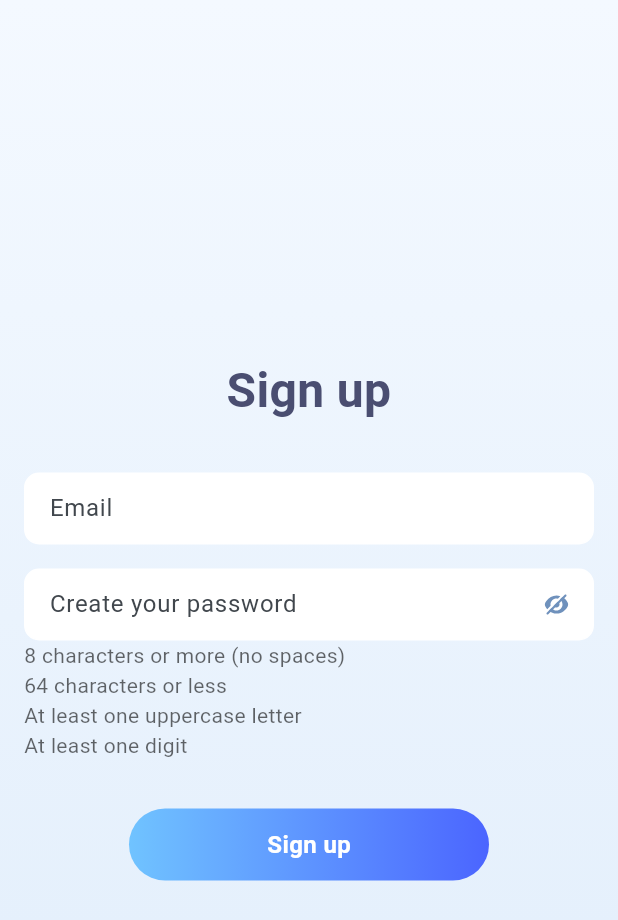
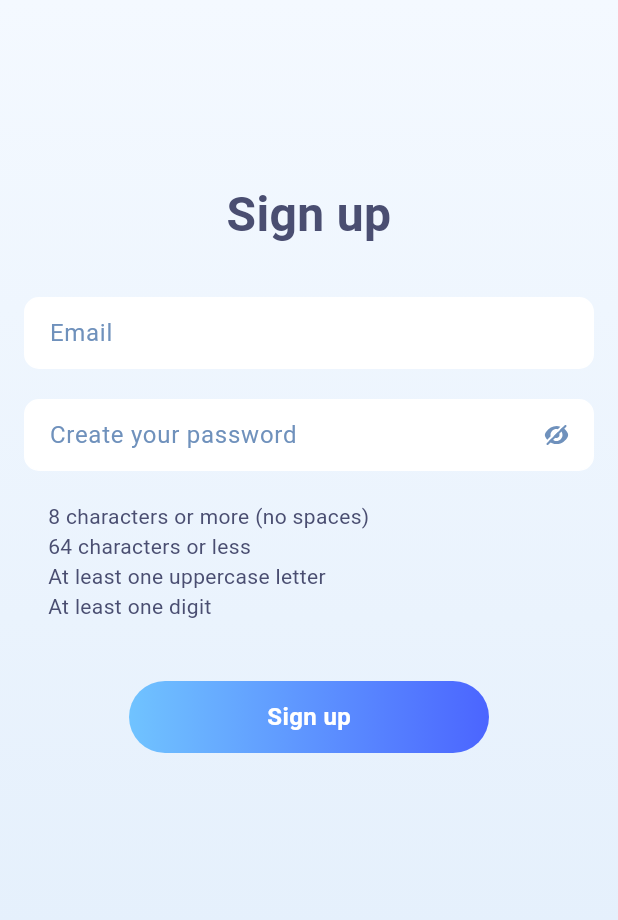
Before and after one commit to ArtemKleinschmidt/test_task_clario, a Flutter app: the screen it shows after launch, on a phone screen of 412 x 824 dp. Shown: the top 920 px of the screen. Run offline on Flutter 3.47's test engine with Material 3 defaults, Android fonts, the phone set to English and light mode, and no system bars; our stand-ins replace bloc, flutter_bloc, flutter_svg, get_it, injectable; generated files the repository leaves out were written again.

Commit message:
Extract text styles

```diff
--- a/lib/common/presentation/ui/colors.dart
+++ b/lib/common/presentation/ui/colors.dart
@@ -4,6 +4,7 @@ final class AppColors {
   AppColors._();
 
   static const green = Color(0xFF27B274);
+  static const green70 = Color(0xB227B274);
   static const white = Color(0xFFFFFFFF);
   static const transparent = Color(0x00000000);
   static const darkViolet = Color(0xFF4A4E71);
--- /dev/null
+++ b/lib/common/presentation/ui/text_styles.dart
@@ -0,0 +1,51 @@
+import 'package:flutter/material.dart';
+
+import 'colors.dart';
+
+final class AppTextStyles {
+  AppTextStyles._();
+
+  static const inputError = TextStyle(
+    color: AppColors.red,
+    fontSize: 16,
+  );
+
+  static const inputSuccess = TextStyle(
+    color: AppColors.green,
+    fontSize: 16,
+  );
+
+  static const inputDefault = TextStyle(
+    color: AppColors.darkViolet,
+    fontSize: 16,
+  );
+
+  static const hintStyle = TextStyle(
+    color: AppColors.blueGrey,
+    fontSize: 16,
+  );
+
+  static const title = TextStyle(
+    fontSize: 32,
+    fontWeight: FontWeight.bold,
+    color: AppColors.darkViolet,
+  );
+
+  static const smallTextDefault = TextStyle(
+    fontSize: 14,
+    color: AppColors.darkViolet,
+  );
+
+  static const smallTextError = TextStyle(
+    fontSize: 14,
+    color: AppColors.red,
+  );
+
+  static const smallTextSuccess = TextStyle(
+    fontSize: 14,
+    color: AppColors.green70,
+  );
+
+  static const buttonText = TextStyle(
+      color: AppColors.white, fontSize: 16, fontWeight: FontWeight.bold);
+}
--- a/lib/common/presentation/ui/widgets/app_button.dart
+++ b/lib/common/presentation/ui/widgets/app_button.dart
@@ -1,4 +1,5 @@
 import 'package:flutter/material.dart';
+import 'package:test_task_clario/common/presentation/ui/text_styles.dart';
 
 import '../colors.dart';
 
@@ -28,11 +29,7 @@ class AppButton extends StatelessWidget {
           ),
           borderRadius: BorderRadius.circular(30.0),
         ),
-        child: Text(text,
-            style: const TextStyle(
-                color: AppColors.white,
-                fontSize: 16,
-                fontWeight: FontWeight.bold)),
+        child: Text(text, style: AppTextStyles.buttonText),
       ),
     );
   }
--- a/lib/common/presentation/ui/widgets/app_input_field.dart
+++ b/lib/common/presentation/ui/widgets/app_input_field.dart
@@ -3,6 +3,7 @@ import 'package:flutter_svg/svg.dart';
 import 'package:test_task_clario/common/presentation/assets/drawable.dart';
 
 import '../colors.dart';
+import '../text_styles.dart';
 
 class AppInputField extends StatefulWidget {
   const AppInputField(
@@ -63,8 +64,14 @@ class _AppInputFieldState extends State<AppInputField> {
           Align(
             alignment: Alignment.centerLeft,
             child: TextField(
+              style: widget.isError
+                  ? AppTextStyles.inputError
+                  : widget.isSuccess
+                      ? AppTextStyles.inputSuccess
+                      : AppTextStyles.inputDefault,
               decoration: InputDecoration.collapsed(
                 hintText: widget.hintText,
+                hintStyle: AppTextStyles.hintStyle,
               ),
               controller: widget.textEditingController,
               focusNode: _focusNode,
--- a/lib/features/sign_up/domain/credentials_validator.dart
+++ b/lib/features/sign_up/domain/credentials_validator.dart
@@ -43,6 +43,10 @@ class Validator {
       validationResults.add(PasswordValidationResult.noDigit);
     }
 
+    if (password.contains(RegExp(r'\s'))) {
+      validationResults.add(PasswordValidationResult.spaces);
+    }
+
     if (validationResults.isEmpty) {
       return [PasswordValidationResult.valid];
     } else {
--- a/lib/features/sign_up/domain/password_validation_result.dart
+++ b/lib/features/sign_up/domain/password_validation_result.dart
@@ -5,6 +5,7 @@ enum PasswordValidationResult {
   tooLong,
   noUppercase,
   noDigit,
+  spaces,
 }
 
 extension PasswordValidationResultExtensions on List<PasswordValidationResult> {
@@ -18,5 +19,7 @@ extension PasswordValidationResultExtensions on List<PasswordValidationResult> {
 
   bool get noDigit => contains(PasswordValidationResult.noDigit);
 
+  bool get spaces => contains(PasswordValidationResult.spaces);
+
   bool get empty => contains(PasswordValidationResult.empty);
 }
--- a/lib/features/sign_up/presentation/ui/sign_up_password_validation_messages.dart
+++ b/lib/features/sign_up/presentation/ui/sign_up_password_validation_messages.dart
@@ -7,7 +7,7 @@ class _PasswordValidationMessages extends StatelessWidget {
 
   @override
   Widget build(BuildContext context) {
-    bool tooShortPassword = false;
+    bool tooShortOrSpacesPassword = false;
     bool tooLongPassword = false;
     bool noUppercasePassword = false;
     bool noDigitPassword = false;
@@ -16,8 +16,9 @@ class _PasswordValidationMessages extends StatelessWidget {
 
     if (state is SignUpErrorState) {
       if (state.passwordValidationResults.tooShort ||
+          state.passwordValidationResults.spaces ||
           state.passwordValidationResults.empty) {
-        tooShortPassword = true;
+        tooShortOrSpacesPassword = true;
       }
       if (state.passwordValidationResults.tooLong ||
           state.passwordValidationResults.empty) {
@@ -33,36 +34,32 @@ class _PasswordValidationMessages extends StatelessWidget {
       }
     }
 
-    final nonErrorColor = state is SignUpInitial
-        ? Colors.black.withOpacity(0.6)
-        : AppColors.green;
+    final nonErrorStyle = state is SignUpInitial
+        ? AppTextStyles.smallTextDefault
+        : AppTextStyles.smallTextSuccess;
 
     return SizedBox(
       width: double.infinity,
       child: Column(crossAxisAlignment: CrossAxisAlignment.start, children: [
         Text(
           context.l10n.eightCharactersOrMore,
-          style: TextStyle(
-            color: tooShortPassword ? Colors.red : nonErrorColor,
-          ),
+          style: tooShortOrSpacesPassword
+              ? AppTextStyles.smallTextError
+              : nonErrorStyle,
         ),
         Text(
           context.l10n.sixtyFourCharactersOrLess,
-          style: TextStyle(
-            color: tooLongPassword ? Colors.red : nonErrorColor,
-          ),
+          style: tooLongPassword ? AppTextStyles.smallTextError : nonErrorStyle,
         ),
         Text(
           context.l10n.atLeastOneUpperCaseLetter,
-          style: TextStyle(
-            color: noUppercasePassword ? Colors.red : nonErrorColor,
-          ),
+          style: noUppercasePassword
+              ? AppTextStyles.smallTextError
+              : nonErrorStyle,
         ),
         Text(
           context.l10n.atLeastOneDigit,
-          style: TextStyle(
-            color: noDigitPassword ? Colors.red : nonErrorColor,
-          ),
+          style: noDigitPassword ? AppTextStyles.smallTextError : nonErrorStyle,
         ),
       ]),
     );
--- a/lib/features/sign_up/presentation/ui/sign_up_screen.dart
+++ b/lib/features/sign_up/presentation/ui/sign_up_screen.dart
@@ -5,6 +5,7 @@ import 'package:test_task_clario/common/presentation/context_extensions.dart';
 
 import '../../../../common/di/get_it.dart';
 import '../../../../common/presentation/ui/colors.dart';
+import '../../../../common/presentation/ui/text_styles.dart';
 import '../../../../common/presentation/ui/widgets/app_button.dart';
 import '../../../../common/presentation/ui/widgets/app_input_field.dart';
 import '../../domain/email_validation_result.dart';
@@ -83,11 +84,12 @@ class SignUpScreenState extends State<SignUpScreen> {
   Widget build(BuildContext context) {
     return AnnotatedRegion<SystemUiOverlayStyle>(
       value: const SystemUiOverlayStyle(
-        statusBarColor: AppColors.transparent,
+        statusBarColor: AppColors.lightBlue1,
         statusBarIconBrightness: Brightness.dark,
         systemNavigationBarColor: AppColors.lightBlue2,
         systemNavigationBarIconBrightness: Brightness.dark,
       ),
+      child: SafeArea(
         child: Scaffold(
           body: BlocProvider(
             create: (context) => getIt<SignUpBloc>(),
@@ -112,17 +114,16 @@ class SignUpScreenState extends State<SignUpScreen> {
                       ],
                     ),
                   ),
-                padding: const EdgeInsets.all(16.0),
+                  padding: const EdgeInsets.symmetric(horizontal: 16.0),
                   child: Column(
-                  mainAxisAlignment: MainAxisAlignment.center,
+                    mainAxisAlignment: MainAxisAlignment.start,
                     children: [
+                      const SizedBox(
+                        height: 120,
+                      ),
                       Text(
                         context.l10n.signUp,
-                      style: const TextStyle(
-                        fontSize: 32,
-                        fontWeight: FontWeight.bold,
-                        color: AppColors.darkViolet,
-                      ),
+                        style: AppTextStyles.title,
                         textAlign: TextAlign.center,
                       ),
                       const SizedBox(height: 32),
@@ -134,7 +135,7 @@ class SignUpScreenState extends State<SignUpScreen> {
                         textEditingController: emailController,
                         hintText: context.l10n.email,
                       ),
-                    const SizedBox(height: 16),
+                      const SizedBox(height: 20),
                       AppInputField(
                         showHideIcon: true,
                         isError: state is SignUpErrorState &&
@@ -143,8 +144,12 @@ class SignUpScreenState extends State<SignUpScreen> {
                         textEditingController: passwordController,
                         hintText: context.l10n.createYourPassword,
                       ),
-                    _PasswordValidationMessages(state),
-                    const SizedBox(height: 32),
+                      const SizedBox(height: 20),
+                      Padding(
+                        padding: const EdgeInsets.symmetric(horizontal: 16),
+                        child: _PasswordValidationMessages(state),
+                      ),
+                      const SizedBox(height: 40),
                       AppButton(
                         context.l10n.signUp,
                         onTap: () {
@@ -163,6 +168,7 @@ class SignUpScreenState extends State<SignUpScreen> {
             ),
           ),
         ),
+      ),
     );
   }
 }
```
Lines whose indentation alone changed are shown as unchanged.
